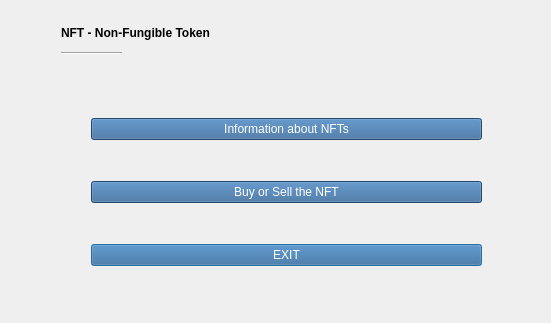
Qt form frontend/Main menu.ui (SujalMatolia0/NFT-First-project) before a commit; both pictures show x 249 to 800 and y 277 to 600 of the 800 by 600 pixel window.
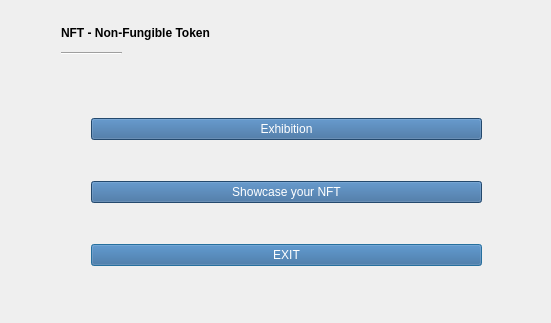
The same form after that commit.

Patch:
```diff
--- a/frontend/Main menu.ui
+++ b/frontend/Main menu.ui
@@ -456,7 +456,7 @@
        <set>Qt::ImhNone</set>
       </property>
       <property name="text">
-       <string>Information about NFTs</string>
+       <string>Exhibition</string>
       </property>
      </widget>
     </item>
@@ -660,7 +660,7 @@
        <set>Qt::ImhNone</set>
       </property>
       <property name="text">
-       <string>Buy or Sell the NFT</string>
+       <string>Showcase your NFT</string>
       </property>
      </widget>
     </item>
```
Left out of the diff: 2 changed lines with no effect on the pictures.
